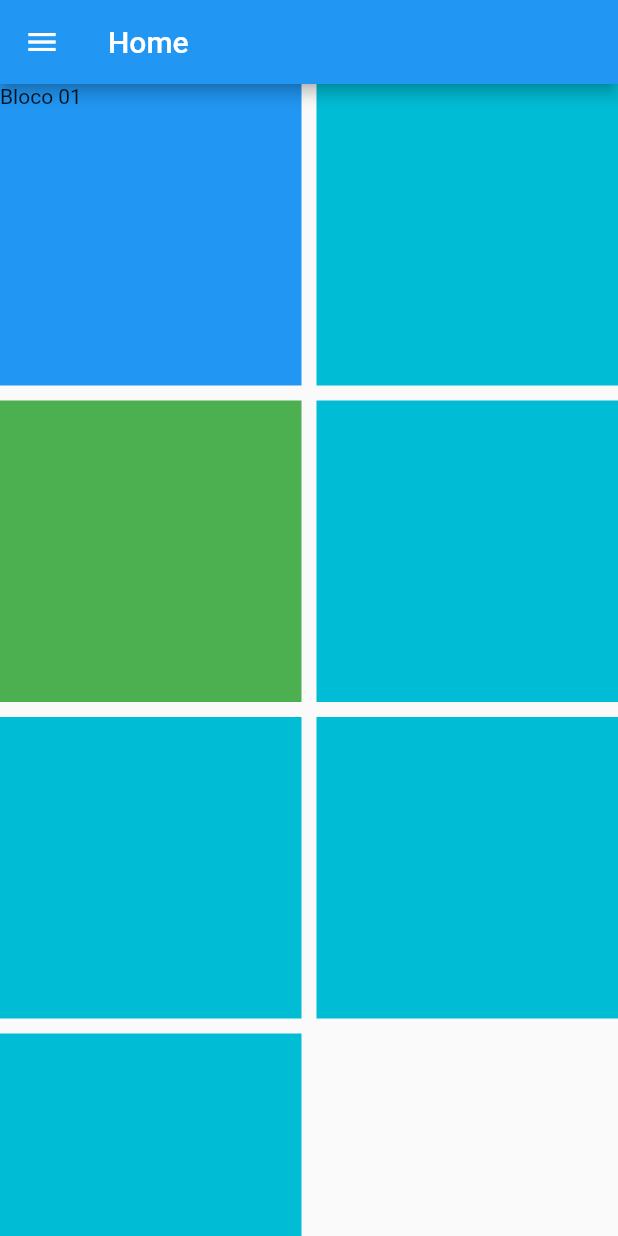
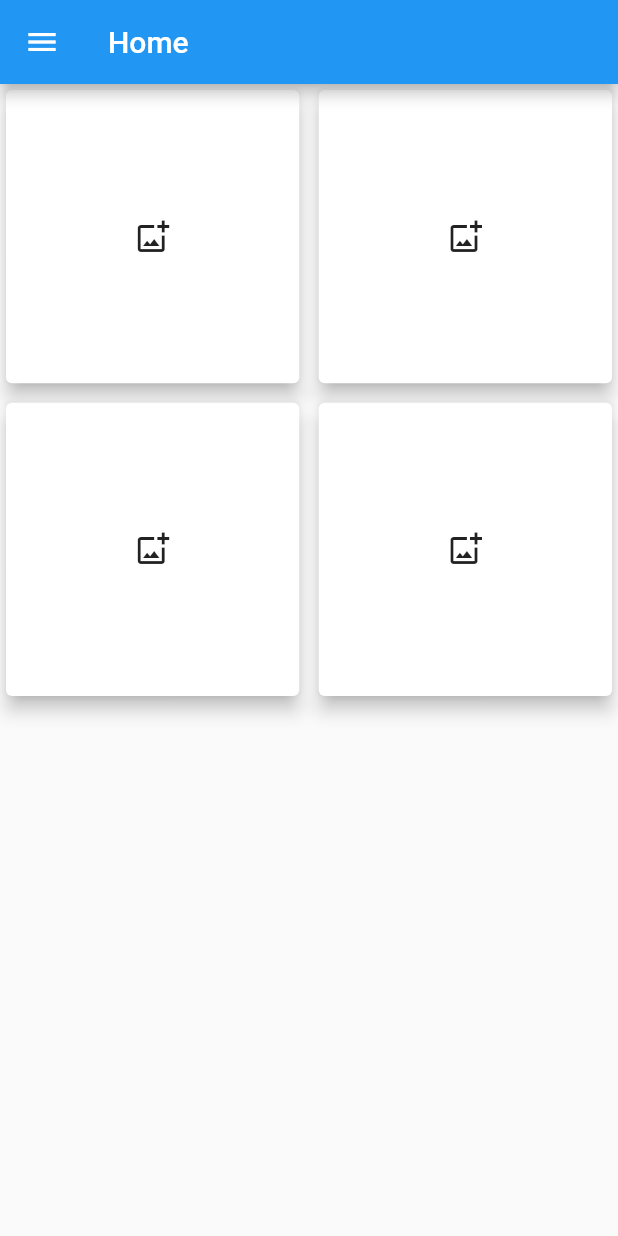
Before and after one commit to Elton-DS/Flutter_, a Flutter app: the screen it shows after launch, on a phone screen of 412 x 824 dp. Run offline on Flutter 3.47's test engine with Material 2 defaults, Android fonts, the phone set to English and light mode, and no system bars; our stand-ins replace get.

Commit message:
Mudança na home_page

```diff
--- a/lib/app/pages/home_page.dart
+++ b/lib/app/pages/home_page.dart
@@ -11,11 +11,11 @@ class Home extends StatelessWidget {
       drawer: Drawer(
         child: ListView(
           children: [
-            DrawerHeader(child:Icon(Icons.person)),
+            DrawerHeader(child: Icon(Icons.person)),
             ListTile(
               title: Text('Contador'),
               leading: Icon(Icons.add),
-              onTap: (){
+              onTap: () {
                 //Rota para próxima página
                 Get.toNamed('/contador');
               },
@@ -23,50 +23,49 @@ class Home extends StatelessWidget {
           ],
         ),
       ),
+
       body: GridView.count(
-        mainAxisSpacing: 10,
-        crossAxisSpacing: 10,
+        mainAxisSpacing: 5,
+        crossAxisSpacing: 5,
         crossAxisCount: 2,
         children: [
+          Card(
 
-          Container(
-            width: 50,
-            height: 50,
-            color: Colors.blue,
-            child: Text('Bloco 01'),
-          ),
-           Container(
-            width: 50,
-            height: 50,
-            color: Colors.cyan,
-          ),
-          Container(
-            width: 50,
-            height: 50,
-            color: Colors.green,
-          ),
-          Container(
-            width: 50,
-            height: 50,
-            color: Colors.cyan,
-          ),
-          Container(
-            width: 50,
-            height: 50,
-            color: Colors.cyan,
-          ),
-          Container(
-            width: 50,
-            height: 50,
-            color: Colors.cyan,
-          ),
-          Container(
-            width: 50,
-            height: 50,
-            color: Colors.cyan,
-          ),
+              //color: Colors.blue,
+              elevation: 5,
+              child: IconButton(
+                  icon: Icon(Icons.add_photo_alternate_outlined),
+                  onPressed: () {
+                    Get.defaultDialog(title: 'Adicionado');
+                  })),
+          Card(
+              elevation: 5,
+              //color: Colors.blue,
+              child: IconButton(
+                  icon: Icon(Icons.add_photo_alternate_outlined),
+                  onPressed: () {
+                    Get.defaultDialog(title: 'Adicionado');
+                  })),
+          Card(
+
+              //color: Colors.blue,
+              elevation: 5,
+              child: IconButton(
+                  icon: Icon(Icons.add_photo_alternate_outlined),
+                  onPressed: () {
+                    Get.defaultDialog(title: 'Adicionado');
+                  })),
+          Card(
+
+              //color: Colors.blue,
+              elevation: 5,
+              child: IconButton(
+                  icon: Icon(Icons.add_photo_alternate_outlined),
+                  onPressed: () {
+                    Get.defaultDialog(title: 'Adicionado');
+                  })),
         ],
-        ),
+      ),
     );
   }
 }
```
